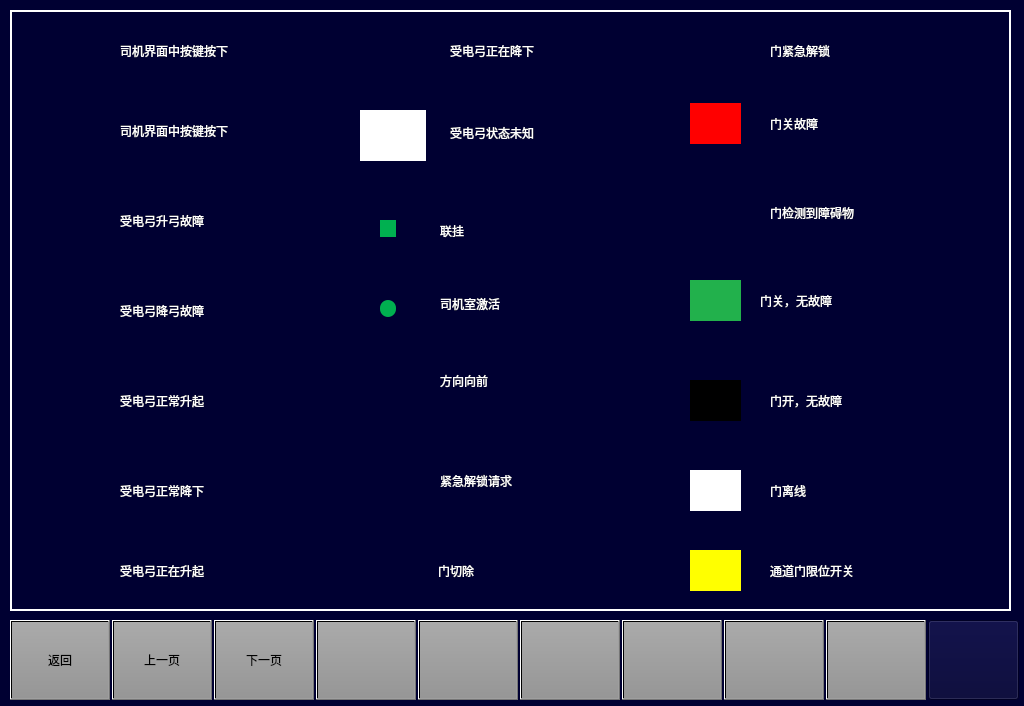
First picture: the form in helppage.ui, repository 994656234/HHL, before the edit.
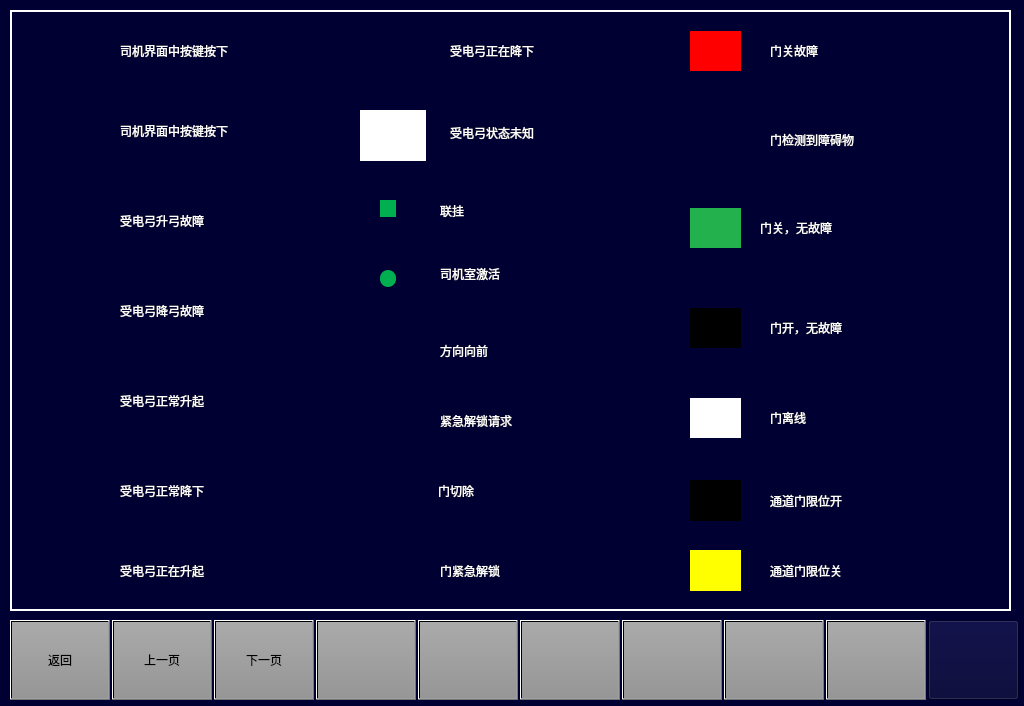
Second picture: the form after the edit. Icons and pictures are not drawn.

The edit to the form file:
```diff
--- a/helppage.ui
+++ b/helppage.ui
@@ -455,7 +455,7 @@
    <property name="geometry">
     <rect>
      <x>360</x>
-     <y>550</y>
+     <y>470</y>
      <width>51</width>
      <height>41</height>
     </rect>
@@ -471,7 +471,7 @@
    <property name="geometry">
     <rect>
      <x>438</x>
-     <y>560</y>
+     <y>480</y>
      <width>151</width>
      <height>21</height>
     </rect>
@@ -484,46 +484,13 @@
     <string>门切除</string>
    </property>
   </widget>
-  <widget class="QLabel" name="label_33">
-   <property name="geometry">
-    <rect>
-     <x>690</x>
-     <y>30</y>
-     <width>51</width>
-     <height>41</height>
-    </rect>
-   </property>
-   <property name="styleSheet">
-    <string notr="true">border-image: url(:/images/image/dooreMergencyRelease.png);</string>
-   </property>
-   <property name="text">
-    <string/>
-   </property>
-  </widget>
-  <widget class="QLabel" name="label_34">
-   <property name="geometry">
-    <rect>
-     <x>770</x>
-     <y>40</y>
-     <width>151</width>
-     <height>21</height>
-    </rect>
-   </property>
-   <property name="styleSheet">
-    <string notr="true">color: rgb(255, 255, 255);
-font:16px &quot;微软雅黑&quot;;</string>
-   </property>
-   <property name="text">
-    <string>门紧急解锁</string>
-   </property>
-  </widget>
   <widget class="QLabel" name="label_35">
    <property name="geometry">
     <rect>
      <x>690</x>
-     <y>280</y>
+     <y>208</y>
      <width>51</width>
-     <height>41</height>
+     <height>40</height>
     </rect>
    </property>
    <property name="styleSheet">
@@ -537,9 +504,9 @@
    <property name="geometry">
     <rect>
      <x>760</x>
-     <y>290</y>
+     <y>218</y>
      <width>151</width>
-     <height>21</height>
+     <height>20</height>
     </rect>
    </property>
    <property name="styleSheet">
@@ -554,9 +521,9 @@
    <property name="geometry">
     <rect>
      <x>690</x>
-     <y>103</y>
+     <y>31</y>
      <width>51</width>
-     <height>41</height>
+     <height>40</height>
     </rect>
    </property>
    <property name="styleSheet">
@@ -570,9 +537,9 @@
    <property name="geometry">
     <rect>
      <x>770</x>
-     <y>113</y>
+     <y>41</y>
      <width>151</width>
-     <height>21</height>
+     <height>20</height>
     </rect>
    </property>
    <property name="styleSheet">
@@ -587,7 +554,7 @@
    <property name="geometry">
     <rect>
      <x>440</x>
-     <y>220</y>
+     <y>200</y>
      <width>151</width>
      <height>21</height>
     </rect>
@@ -604,7 +571,7 @@
    <property name="geometry">
     <rect>
      <x>380</x>
-     <y>220</y>
+     <y>200</y>
      <width>16</width>
      <height>17</height>
     </rect>
@@ -620,9 +587,9 @@
    <property name="geometry">
     <rect>
      <x>690</x>
-     <y>192</y>
+     <y>120</y>
      <width>51</width>
-     <height>41</height>
+     <height>40</height>
     </rect>
    </property>
    <property name="styleSheet">
@@ -636,9 +603,9 @@
    <property name="geometry">
     <rect>
      <x>770</x>
-     <y>202</y>
+     <y>130</y>
      <width>151</width>
-     <height>21</height>
+     <height>20</height>
     </rect>
    </property>
    <property name="styleSheet">
@@ -653,9 +620,9 @@
    <property name="geometry">
     <rect>
      <x>690</x>
-     <y>380</y>
+     <y>308</y>
      <width>51</width>
-     <height>41</height>
+     <height>40</height>
     </rect>
    </property>
    <property name="styleSheet">
@@ -669,9 +636,9 @@
    <property name="geometry">
     <rect>
      <x>770</x>
-     <y>390</y>
+     <y>318</y>
      <width>151</width>
-     <height>21</height>
+     <height>20</height>
     </rect>
    </property>
    <property name="styleSheet">
@@ -686,9 +653,9 @@
    <property name="geometry">
     <rect>
      <x>690</x>
-     <y>470</y>
+     <y>398</y>
      <width>51</width>
-     <height>41</height>
+     <height>40</height>
     </rect>
    </property>
    <property name="styleSheet">
@@ -702,9 +669,9 @@
    <property name="geometry">
     <rect>
      <x>770</x>
-     <y>480</y>
+     <y>408</y>
      <width>151</width>
-     <height>21</height>
+     <height>20</height>
     </rect>
    </property>
    <property name="styleSheet">
@@ -736,7 +703,7 @@
    <property name="geometry">
     <rect>
      <x>440</x>
-     <y>370</y>
+     <y>340</y>
      <width>151</width>
      <height>21</height>
     </rect>
@@ -753,7 +720,7 @@
    <property name="geometry">
     <rect>
      <x>360</x>
-     <y>365</y>
+     <y>335</y>
      <width>51</width>
      <height>31</height>
     </rect>
@@ -853,7 +820,7 @@
    <property name="geometry">
     <rect>
      <x>440</x>
-     <y>470</y>
+     <y>410</y>
      <width>111</width>
      <height>21</height>
     </rect>
@@ -870,7 +837,7 @@
    <property name="geometry">
     <rect>
      <x>360</x>
-     <y>460</y>
+     <y>400</y>
      <width>51</width>
      <height>41</height>
     </rect>
@@ -886,7 +853,7 @@
    <property name="geometry">
     <rect>
      <x>380</x>
-     <y>300</y>
+     <y>270</y>
      <width>16</width>
      <height>17</height>
     </rect>
@@ -903,7 +870,7 @@
    <property name="geometry">
     <rect>
      <x>440</x>
-     <y>293</y>
+     <y>263</y>
      <width>151</width>
      <height>21</height>
     </rect>
@@ -946,7 +913,73 @@
 font:16px &quot;微软雅黑&quot;;</string>
    </property>
    <property name="text">
-    <string>通道门限位开关</string>
+    <string>通道门限位关</string>
+   </property>
+  </widget>
+  <widget class="QLabel" name="label_34">
+   <property name="geometry">
+    <rect>
+     <x>440</x>
+     <y>560</y>
+     <width>151</width>
+     <height>21</height>
+    </rect>
+   </property>
+   <property name="styleSheet">
+    <string notr="true">color: rgb(255, 255, 255);
+font:16px &quot;微软雅黑&quot;;</string>
+   </property>
+   <property name="text">
+    <string>门紧急解锁</string>
+   </property>
+  </widget>
+  <widget class="QLabel" name="label_33">
+   <property name="geometry">
+    <rect>
+     <x>360</x>
+     <y>550</y>
+     <width>51</width>
+     <height>41</height>
+    </rect>
+   </property>
+   <property name="styleSheet">
+    <string notr="true">border-image: url(:/images/image/dooreMergencyRelease.png);</string>
+   </property>
+   <property name="text">
+    <string/>
+   </property>
+  </widget>
+  <widget class="QLabel" name="label_47">
+   <property name="geometry">
+    <rect>
+     <x>770</x>
+     <y>490</y>
+     <width>151</width>
+     <height>21</height>
+    </rect>
+   </property>
+   <property name="styleSheet">
+    <string notr="true">color: rgb(255, 255, 255);
+font:16px &quot;微软雅黑&quot;;</string>
+   </property>
+   <property name="text">
+    <string>通道门限位开</string>
+   </property>
+  </widget>
+  <widget class="QLabel" name="label_54">
+   <property name="geometry">
+    <rect>
+     <x>690</x>
+     <y>480</y>
+     <width>51</width>
+     <height>41</height>
+    </rect>
+   </property>
+   <property name="styleSheet">
+    <string notr="true">background-color:black;</string>
+   </property>
+   <property name="text">
+    <string/>
    </property>
   </widget>
   <zorder>label_53</zorder>
@@ -975,8 +1008,6 @@
   <zorder>label_26</zorder>
   <zorder>label_31</zorder>
   <zorder>label_32</zorder>
-  <zorder>label_33</zorder>
-  <zorder>label_34</zorder>
   <zorder>label_35</zorder>
   <zorder>label_36</zorder>
   <zorder>label_37</zorder>
@@ -1002,6 +1033,10 @@
   <zorder>label_44</zorder>
   <zorder>label_45</zorder>
   <zorder>label_46</zorder>
+  <zorder>label_34</zorder>
+  <zorder>label_33</zorder>
+  <zorder>label_47</zorder>
+  <zorder>label_54</zorder>
  </widget>
  <resources/>
  <connections/>
```
